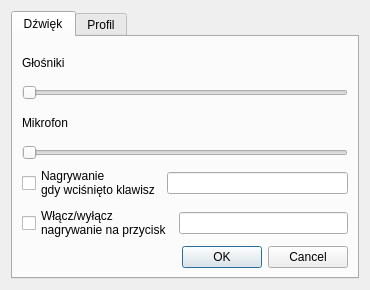
Qt form JaroEliCall/gui/settings.ui (jaroslaw-wieczorek/Project_IP_Telephony_Python_Voip) before a commit.
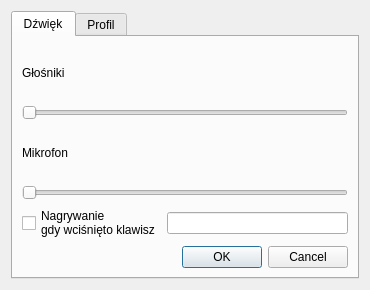
The same form after that commit. The open tabs and pages were chosen to show the change.

Diff of the .ui file:
```diff
--- a/JaroEliCall/gui/settings.ui
+++ b/JaroEliCall/gui/settings.ui
@@ -19,6 +19,12 @@
     <height>290</height>
    </size>
   </property>
+  <property name="maximumSize">
+   <size>
+    <width>370</width>
+    <height>290</height>
+   </size>
+  </property>
   <property name="windowTitle">
    <string>Ustawienia</string>
   </property>
@@ -76,22 +82,7 @@
           </widget>
          </item>
          <item>
-          <widget class="QLineEdit" name="lineEdit"/>
-         </item>
-        </layout>
-       </item>
-       <item>
-        <layout class="QHBoxLayout" name="horizontalLayout">
-         <item>
-          <widget class="QCheckBox" name="checkBox">
-           <property name="text">
-            <string>Włącz/wyłącz 
-nagrywanie na przycisk</string>
-           </property>
-          </widget>
-         </item>
-         <item>
-          <widget class="QLineEdit" name="lineEdit_2"/>
+          <widget class="QLineEdit" name="line_edit_button"/>
          </item>
         </layout>
        </item>
```
Left out of the diff: 14 changed lines with no effect on the pictures.
